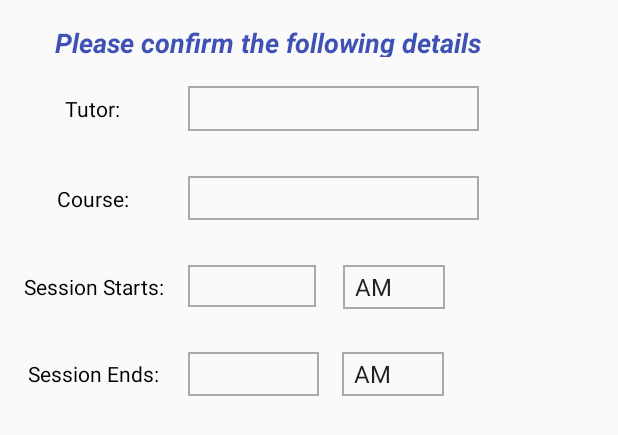
After one commit to rachy95/bookatutor, an Android app: the layout alert_view.xml on its own in the app's theme, with its tools: preview values and no code run, on a phone screen of 412 x 824 dp. The commit adds this screen. Shown: the top 435 px of the screen. Run offline under Robolectric (Android 15) with nearby library versions, the phone set to English and light mode, and no system bars.

Commit message:
working alert

```diff
--- a/app/src/main/java/com/excellassonde/bookatutor/LoginActivity.java
+++ b/app/src/main/java/com/excellassonde/bookatutor/LoginActivity.java
@@ -21,6 +21,5 @@ public class LoginActivity extends AppCompatActivity {
     public void bookSession(View view){
         Intent intent = new Intent(this, ChooseCourseActivity.class);
         startActivity(intent);
-
     }
 }
--- /dev/null
+++ b/app/src/main/res/layout/alert_view.xml
@@ -0,0 +1,226 @@
+<?xml version="1.0" encoding="utf-8"?>
+<android.support.constraint.ConstraintLayout xmlns:android="http://schemas.android.com/apk/res/android"
+    xmlns:app="http://schemas.android.com/apk/res-auto"
+    xmlns:tools="http://schemas.android.com/tools"
+    android:orientation="vertical"
+    android:layout_width="wrap_content"
+    android:layout_height="wrap_content">
+
+    <TextView
+        android:id="@+id/alert_beginning_text"
+        android:layout_width="wrap_content"
+        android:layout_height="22dp"
+        android:layout_marginBottom="8dp"
+        android:layout_marginTop="16dp"
+        android:text="@string/alert_beginning_text"
+        android:textAlignment="center"
+        android:textColor="@color/colorPrimary"
+        android:textSize="18sp"
+        android:textStyle="bold|italic"
+        app:layout_constraintBottom_toBottomOf="parent"
+        app:layout_constraintLeft_toLeftOf="parent"
+        app:layout_constraintRight_toRightOf="parent"
+        app:layout_constraintTop_toTopOf="parent"
+        app:layout_constraintVertical_bias="0.0"
+        app:layout_constraintHorizontal_bias="0.493" />
+
+    <TextView
+        android:id="@+id/tutor_name"
+        android:layout_width="92dp"
+        android:layout_height="29dp"
+        android:layout_marginBottom="8dp"
+        android:layout_marginLeft="8dp"
+        android:layout_marginRight="8dp"
+        android:layout_marginTop="8dp"
+        android:gravity="center"
+        android:text="@string/tutor_name"
+        android:textAlignment="center"
+        android:textColor="@android:color/black"
+        app:layout_constraintBottom_toBottomOf="parent"
+        app:layout_constraintHorizontal_bias="0.028"
+        app:layout_constraintLeft_toLeftOf="parent"
+        app:layout_constraintRight_toRightOf="parent"
+        app:layout_constraintTop_toTopOf="parent"
+        app:layout_constraintVertical_bias="0.22"
+        android:layout_marginStart="8dp"
+        android:layout_marginEnd="8dp" />
+
+    <TextView
+        android:id="@+id/course_name"
+        android:layout_width="92dp"
+        android:layout_height="29dp"
+        android:layout_marginBottom="8dp"
+        android:layout_marginLeft="8dp"
+        android:layout_marginRight="8dp"
+        android:layout_marginTop="8dp"
+        android:gravity="center"
+        android:text="@string/course_name"
+        android:textAlignment="center"
+        android:textColor="@android:color/black"
+        app:layout_constraintBottom_toBottomOf="parent"
+        app:layout_constraintHorizontal_bias="0.031"
+        app:layout_constraintLeft_toLeftOf="parent"
+        app:layout_constraintRight_toRightOf="parent"
+        app:layout_constraintTop_toBottomOf="@+id/tutor_name"
+        app:layout_constraintVertical_bias="0.163"
+        android:layout_marginStart="8dp"
+        android:layout_marginEnd="8dp" />
+
+    <TextView
+        android:id="@+id/start_session"
+        android:layout_width="95dp"
+        android:layout_height="29dp"
+        android:layout_marginBottom="8dp"
+        android:layout_marginLeft="8dp"
+        android:layout_marginRight="8dp"
+        android:layout_marginTop="8dp"
+        android:gravity="center"
+        android:text="@string/start_session"
+        android:textAlignment="center"
+        android:textColor="@android:color/black"
+        app:layout_constraintBottom_toBottomOf="parent"
+        app:layout_constraintHorizontal_bias="0.47"
+        app:layout_constraintLeft_toLeftOf="parent"
+        app:layout_constraintRight_toLeftOf="@+id/start_session_edit"
+        app:layout_constraintTop_toBottomOf="@+id/course_name"
+        app:layout_constraintVertical_bias="0.271"
+        android:layout_marginStart="8dp"
+        android:layout_marginEnd="8dp" />
+
+
+    <TextView
+        android:id="@+id/end_session"
+        android:layout_width="92dp"
+        android:layout_height="29dp"
+        android:layout_marginBottom="8dp"
+        android:layout_marginLeft="8dp"
+        android:layout_marginRight="8dp"
+        android:layout_marginTop="8dp"
+        android:gravity="center"
+        android:text="@string/end_session"
+        android:textAlignment="center"
+        android:textColor="@android:color/black"
+        app:layout_constraintBottom_toBottomOf="parent"
+        app:layout_constraintHorizontal_bias="0.47"
+        app:layout_constraintLeft_toLeftOf="parent"
+        app:layout_constraintRight_toLeftOf="@+id/end_session_edit"
+        app:layout_constraintTop_toBottomOf="@+id/start_session"
+        app:layout_constraintVertical_bias="1.0"
+        android:layout_marginStart="8dp"
+        android:layout_marginEnd="8dp" />
+
+    <EditText
+        android:id="@+id/tutor_name_edit"
+        android:layout_width="194dp"
+        android:layout_height="30dp"
+        android:layout_marginBottom="8dp"
+        android:layout_marginLeft="18dp"
+        android:layout_marginRight="40dp"
+        android:layout_marginTop="8dp"
+        android:background="@drawable/rectangle"
+        android:ems="10"
+        android:inputType="none"
+        app:layout_constraintBottom_toBottomOf="parent"
+        app:layout_constraintHorizontal_bias="1.0"
+        app:layout_constraintLeft_toRightOf="@+id/tutor_name"
+        app:layout_constraintRight_toRightOf="parent"
+        app:layout_constraintTop_toTopOf="parent"
+        app:layout_constraintVertical_bias="0.218"
+        android:layout_marginStart="18dp"
+        android:layout_marginEnd="40dp" />
+
+    <EditText
+        android:id="@+id/course_name_edit"
+        android:layout_width="194dp"
+        android:layout_height="29dp"
+        android:layout_marginBottom="8dp"
+        android:layout_marginLeft="18dp"
+        android:layout_marginRight="40dp"
+        android:layout_marginTop="30dp"
+        android:background="@drawable/rectangle"
+        android:ems="10"
+        android:inputType="none"
+        app:layout_constraintBottom_toBottomOf="parent"
+        app:layout_constraintHorizontal_bias="0.0"
+        app:layout_constraintLeft_toRightOf="@+id/tutor_name"
+        app:layout_constraintRight_toRightOf="parent"
+        app:layout_constraintTop_toBottomOf="@+id/tutor_name_edit"
+        app:layout_constraintVertical_bias="0.0"
+        android:layout_marginStart="18dp"
+        android:layout_marginEnd="40dp" />
+
+    <EditText
+        android:id="@+id/start_session_edit"
+        android:layout_width="85dp"
+        android:layout_height="28dp"
+        android:layout_marginBottom="8dp"
+        android:layout_marginLeft="18dp"
+        android:layout_marginRight="40dp"
+        android:layout_marginTop="30dp"
+        android:background="@drawable/rectangle"
+        android:ems="10"
+        android:inputType="number"
+        app:layout_constraintBottom_toBottomOf="parent"
+        app:layout_constraintHorizontal_bias="0.0"
+        app:layout_constraintLeft_toRightOf="@+id/tutor_name"
+        app:layout_constraintRight_toRightOf="parent"
+        app:layout_constraintTop_toBottomOf="@+id/course_name_edit"
+        app:layout_constraintVertical_bias="0.0"
+        android:layout_marginStart="18dp"
+        android:layout_marginEnd="40dp" />
+
+    <EditText
+        android:id="@+id/end_session_edit"
+        android:layout_width="87dp"
+        android:layout_height="29dp"
+        android:layout_marginBottom="8dp"
+        android:layout_marginLeft="18dp"
+        android:layout_marginRight="40dp"
+        android:layout_marginTop="30dp"
+        android:background="@drawable/rectangle"
+        android:ems="10"
+        android:inputType="number"
+        app:layout_constraintBottom_toBottomOf="parent"
+        app:layout_constraintHorizontal_bias="0.0"
+        app:layout_constraintLeft_toRightOf="@+id/tutor_name"
+        app:layout_constraintRight_toRightOf="parent"
+        app:layout_constraintTop_toBottomOf="@+id/start_session_edit"
+        app:layout_constraintVertical_bias="0.0"
+        android:layout_marginStart="18dp"
+        android:layout_marginEnd="40dp" />
+
+    <Spinner
+        android:id="@+id/start_session_dropdown_time"
+        android:layout_width="68dp"
+        android:layout_height="29dp"
+        android:layout_marginEnd="8dp"
+        android:layout_marginLeft="0dp"
+        android:layout_marginRight="8dp"
+        android:layout_marginStart="18dp"
+        android:layout_marginTop="30dp"
+        android:background="@drawable/rectangle"
+        android:entries="@array/time_list"
+        app:layout_constraintHorizontal_bias="0.0"
+        app:layout_constraintLeft_toRightOf="@+id/start_session_edit"
+        app:layout_constraintRight_toRightOf="parent"
+        app:layout_constraintTop_toBottomOf="@+id/course_name_edit" />
+
+    <Spinner
+        android:id="@+id/end_session_dropdown_time"
+        android:layout_width="68dp"
+        android:layout_height="29dp"
+        android:layout_marginBottom="8dp"
+        android:layout_marginLeft="8dp"
+        android:layout_marginRight="8dp"
+        android:layout_marginTop="8dp"
+        android:background="@drawable/rectangle"
+        android:entries="@array/time_list"
+        app:layout_constraintBottom_toBottomOf="parent"
+        app:layout_constraintHorizontal_bias="0.126"
+        app:layout_constraintLeft_toRightOf="@+id/end_session_edit"
+        app:layout_constraintRight_toRightOf="parent"
+        app:layout_constraintTop_toBottomOf="@+id/start_session_dropdown_time"
+        app:layout_constraintVertical_bias="1.0" />
+
+
+</android.support.constraint.ConstraintLayout>
--- a/app/src/main/res/values/strings.xml
+++ b/app/src/main/res/values/strings.xml
@@ -6,6 +6,17 @@
     <string name="button_leaveReview">Leave A Review</string>
     <string name="button_chooseTutor">Choose Your Tutor</string>
     <string name="Text_chooseCourse">Which Course would you like help in?</string>
+    <string name="alert_beginning_text">Please confirm the following details</string>
+    <string name="tutor_name">Tutor:</string>
+    <string name="course_name">Course:</string>
+    <string name="start_session">Session Starts:</string>
+    <string name="end_session">Session Ends:</string>
+    <string name="AM">AM</string>
+    <string name="PM">PM</string>
+    <string-array name="time_list">
+        <item>AM</item>
+        <item>PM</item>
+    </string-array>
     <string-array name="courses_list">
         <item> </item>
         <item>EECS</item>
@@ -14,15 +25,6 @@
         <item>CHEM</item>
         <item>ENG</item>
     </string-array>
-    <string name="text_chooseDay">Please Choose A Day</string>
-    <string-array name="days_list">
-        <item>Monday</item>
-        <item>Tuesday</item>
-        <item>Wednesday</item>
-        <item>Thursday</item>
-        <item>Friday</item>
-        <item>Any day</item>
-    </string-array>
     <string name="monday">MON</string>
     <string name="tuesday">TUE</string>
     <string name="wednesday">WED</string>
--- a/app/src/main/res/xml/tutors.xml
+++ b/app/src/main/res/xml/tutors.xml
@@ -4,6 +4,9 @@
     <Name>John Doe</Name>
     <Course>MATH, EECS</Course>
     <Availability>
+        <Day day="Monday">
+            <Time>9pm-10pm, 3pm-5pm</Time>
+        </Day>
         <Day day="Tuesday">
             <Time>9pm-10pm, 3pm-5pm</Time>
         </Day>
@@ -11,7 +14,7 @@
   </Tutor>
   <Tutor>
     <Name>Jane Bob</Name>
-    <Course>EECS 3311, MATH 1013, MATH 2930</Course>
+    <Course>PHYS, CHEM, MATH</Course>
     <Availability>
         <Day day="Wednesday">
             <Time>8am-4pm</Time>
```
Also changed, not shown: app/src/main/java/com/excellassonde/bookatutor/DaysTab.java (+194 -5 lines), app/src/main/java/com/excellassonde/bookatutor/FridayTab.java (+1 -27 lines), app/src/main/java/com/excellassonde/bookatutor/MondayTab.java (+1 -27 lines), app/src/main/java/com/excellassonde/bookatutor/ThursdayTab.java (+1 -26 lines), app/src/main/java/com/excellassonde/bookatutor/TuesdayTab.java (+2 -26 lines), app/src/main/java/com/excellassonde/bookatutor/WednesdayTab.java (+1 -26 lines), app/src/main/res/layout/activity_choose_course.xml (+8 -7 lines).
